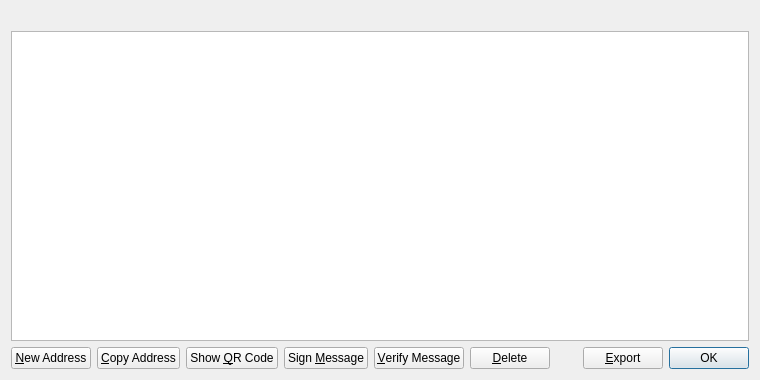
This is src/qt/forms/addressbookpage.ui in blastcoin/blastcoin as Qt 5 draws it before an edit. The edited form follows.
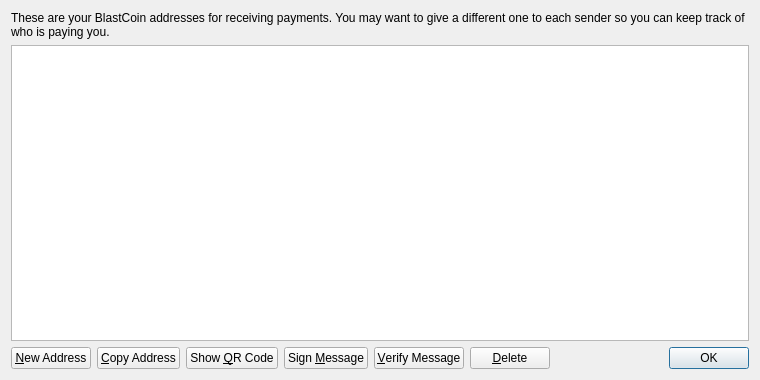
This is the edited form. Icons and pictures are not drawn.

What changed in the file:
```diff
--- a/src/qt/forms/addressbookpage.ui
+++ b/src/qt/forms/addressbookpage.ui
@@ -16,6 +16,9 @@
   <layout class="QVBoxLayout" name="verticalLayout">
    <item>
     <widget class="QLabel" name="labelExplanation">
+     <property name="text">
+      <string>These are your BlastCoin addresses for receiving payments. You may want to give a different one to each sender so you can keep track of who is paying you.</string>
+     </property>
      <property name="textFormat">
       <enum>Qt::PlainText</enum>
      </property>
@@ -148,20 +151,6 @@
        </property>
       </spacer>
      </item>
-     <item>
-      <widget class="QPushButton" name="exportButton">
-       <property name="toolTip">
-        <string>Export the data in the current tab to a file</string>
-       </property>
-       <property name="text">
-        <string>&amp;Export</string>
-       </property>
-       <property name="icon">
-        <iconset resource="../bitcoin.qrc">
-         <normaloff>:/icons/export</normaloff>:/icons/export</iconset>
-       </property>
-      </widget>
-     </item>
      <item>
       <widget class="QDialogButtonBox" name="buttonBox">
        <property name="sizePolicy">
```
Left out of the diff: 10 changed lines with no effect on the pictures.
